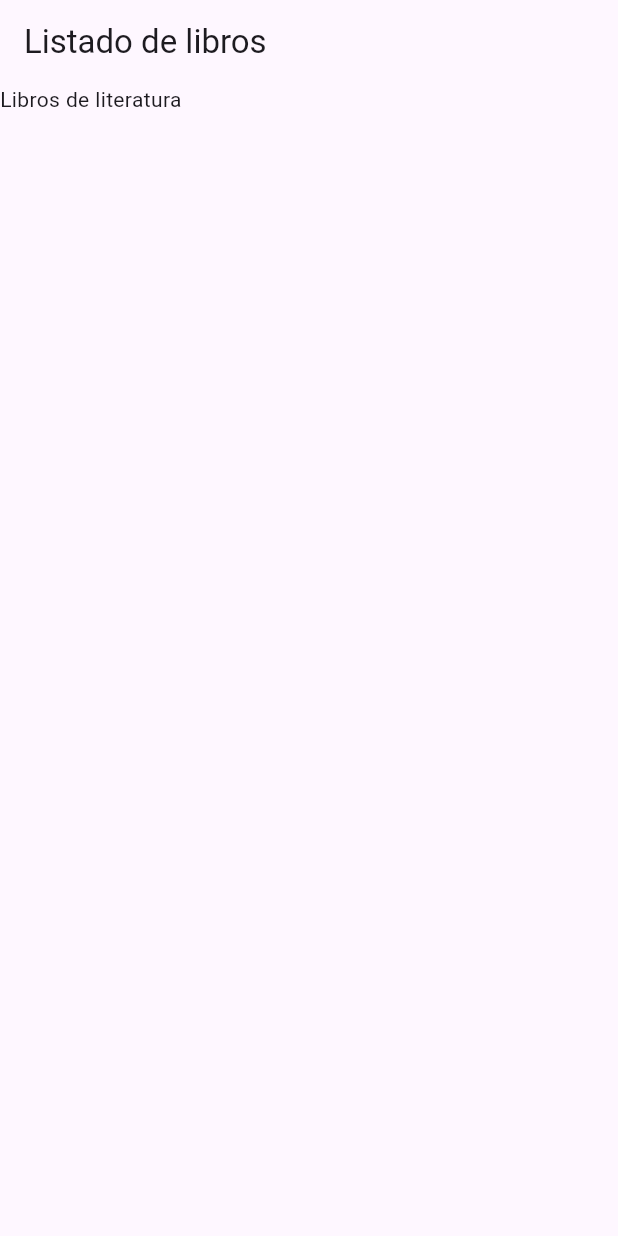
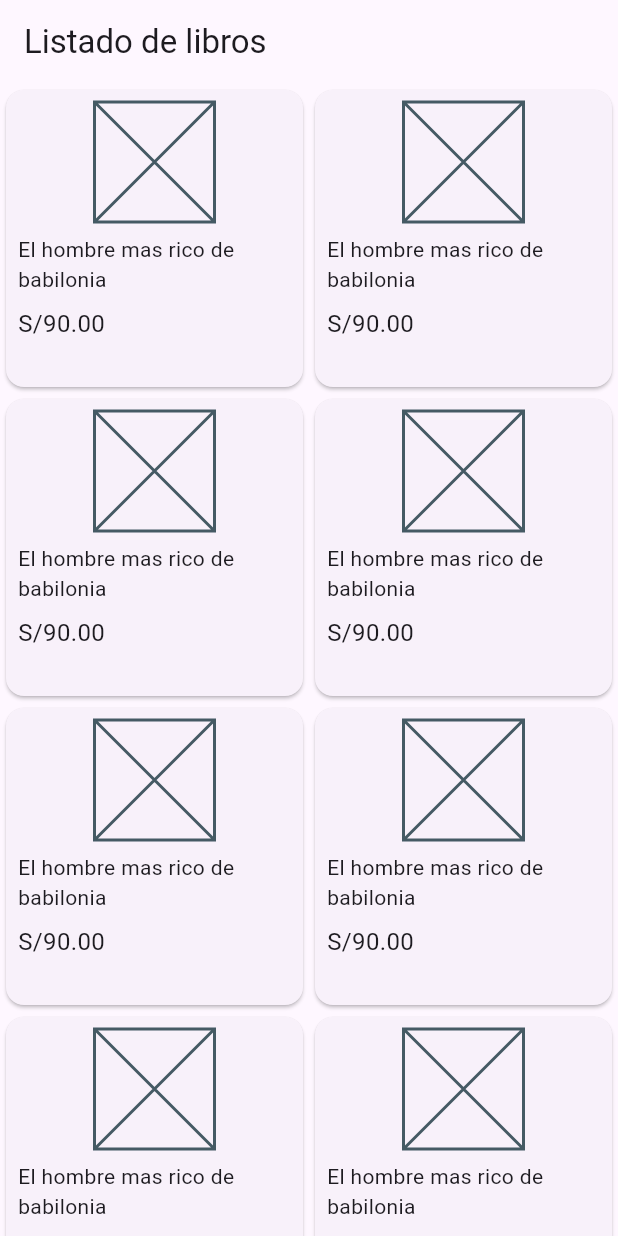
Before and after one commit to ladislaox/flutter_appbook, a Flutter app: the screen it shows after launch, on a phone screen of 412 x 824 dp. Run offline on Flutter 3.47's test engine with Material 3 defaults, Android fonts, the phone set to English and light mode, and no system bars; missing offline and left inert: dart:ffi.

Commit message:
booklist.dart - uso de cards y creacion de widgets

```diff
--- a/lib/page/booklist.dart
+++ b/lib/page/booklist.dart
@@ -1,4 +1,7 @@
+import 'dart:ffi';
+
 import 'package:flutter/material.dart';
+
 
 class Booklist extends StatelessWidget {
   const Booklist({super.key});
@@ -7,9 +10,70 @@ class Booklist extends StatelessWidget {
   Widget build(BuildContext context) {
     return Scaffold(
       appBar: AppBar(title: const Text('Listado de libros')),
-      body: Container(
-        child: Text('Libros de literatura'),
+      body: GridView(
+        gridDelegate: const SliverGridDelegateWithFixedCrossAxisCount(
+          crossAxisCount: 2
+        ),
+        children: [
+          _bookCard(),
+          _bookCard(),
+          _bookCard(),
+          _bookCard(),
+          _bookCard(),
+          _bookCard(),
+          _bookCard(),
+          _bookCard(),
+          _bookCard(),
+          _bookCard(),
+          _bookCard(),
+          _bookCard(),
+        ],
       ),
     );
   }
+
+  Widget _bookCard() {
+    return Card(
+      child: Container(
+        padding: const EdgeInsets.only(top: 8.0, left: 8.0,right: 8.0),
+        height: 150.0,
+        width: 150.0,
+        child: Column(
+          children: [
+            _bookCardImage(),
+            const SizedBox(height: 8),
+            _bookCardTitle(),
+            const SizedBox(height: 8),
+            _bookCardPrice(),
+          ],
+        ),
+      ),
+    );
+  }
+
+  Widget _bookCardImage() {
+    return Container(
+      width: 80.0,
+      height: 80.0,
+      child: const Placeholder()
+    );
+  }
+
+  Widget _bookCardTitle() {
+    return Container(
+      child: const Text('El hombre mas rico de babilonia'),
+    );
+  }
+
+  Widget _bookCardPrice() {
+    return Container(
+      alignment: Alignment.centerLeft,
+      child: const Text(
+        'S/90.00',
+        textAlign: TextAlign.start,
+        style: TextStyle(fontSize: 16),
+      ),
+    );
+  }
+
 }
```
Also changed, not shown: assets/img/portada.webp (added).
